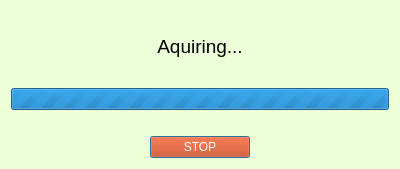
Before: the Qt Designer form GUI/Qt_Files/progress_dialog_v1.ui in jrsm1/EWAS_Application, drawn with Qt 5.
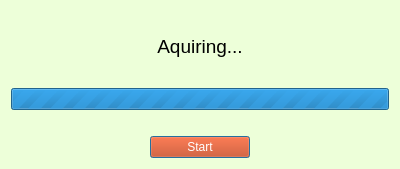
After: the same form once the commit is applied.

Patch:
```diff
--- a/GUI/Qt_Files/progress_dialog_v1.ui
+++ b/GUI/Qt_Files/progress_dialog_v1.ui
@@ -83,7 +83,7 @@
 						</string>
 					</property>
 					<property name="text">
-						<string>STOP</string>
+      <string>Start</string>
 					</property>
 				</widget>
 			</item>
```
Left out of the diff: 19 changed lines with no effect on the pictures. Lines whose indentation alone changed are shown as unchanged.
